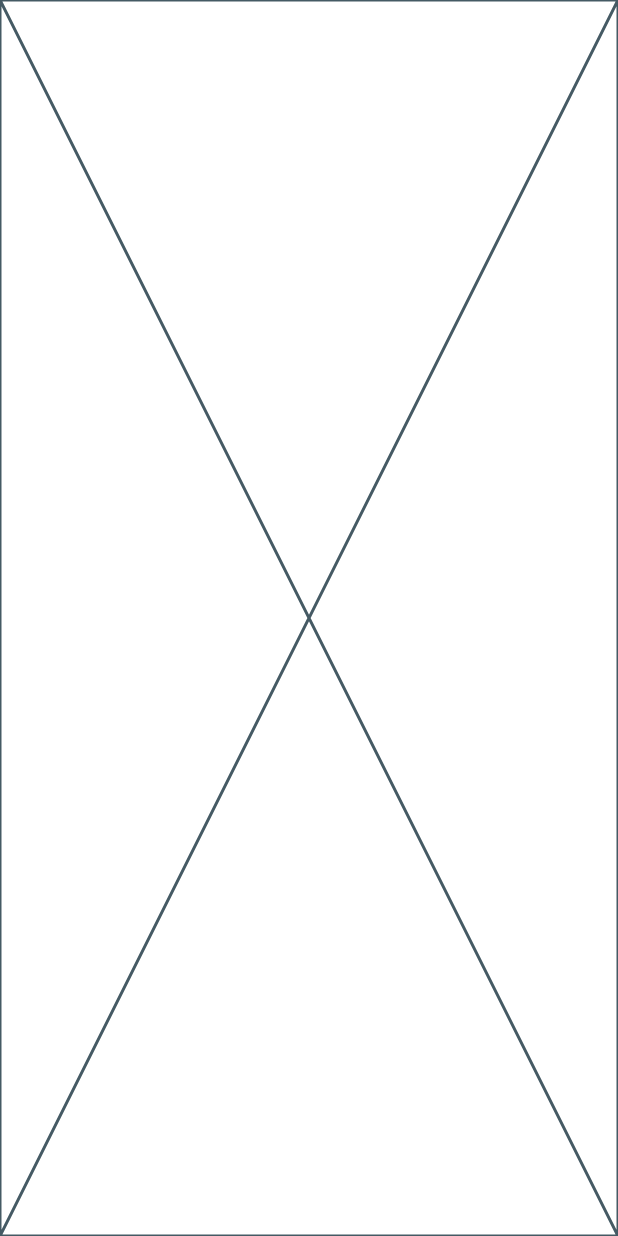
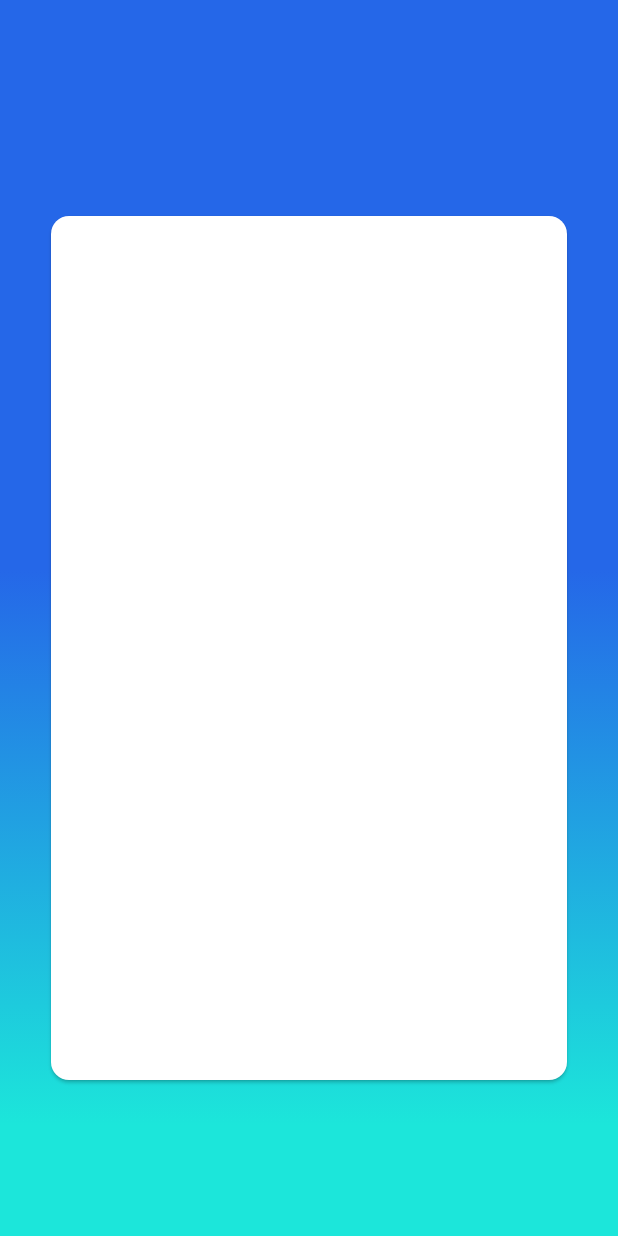
Before and after one commit to Ahmad61-6/flutter_tukitaki, a Flutter app: the screen it shows after launch, on a phone screen of 412 x 824 dp. Run offline on Flutter 3.47's test engine with Material 3 defaults, Android fonts, the phone set to English and light mode, and no system bars; our stand-ins replace bloc, equatable, firebase_core, flutter_bloc, get, image_picker; accounts and stored records are empty; generated files the repository leaves out were written again.

Commit message:
design add on auth module

```diff
--- /dev/null
+++ b/firebase_code/lib/app/modules/auth/screens/login_screen.dart
@@ -0,0 +1,33 @@
+import 'package:flutter/material.dart';
+
+import '../../../shared/widgets/auth/auth_scaffold_background.dart';
+
+class LoginScreen extends StatefulWidget {
+  const LoginScreen({super.key});
+
+  @override
+  State<LoginScreen> createState() => _LoginScreenState();
+}
+
+class _LoginScreenState extends State<LoginScreen> {
+  @override
+  Widget build(BuildContext context) {
+    return Scaffold(
+      body: Stack(
+        children: [
+          AuthScaffoldBackground(),
+          Positioned(
+            top: 140,
+            bottom: 100,
+            left: 30,
+            right: 30,
+            child: Card(
+              color: Colors.white,
+              child: Column(children: []),
+            ),
+          ),
+        ],
+      ),
+    );
+  }
+}
--- /dev/null
+++ b/firebase_code/lib/app/shared/constants/app_colors.dart
@@ -0,0 +1,6 @@
+import 'dart:ui';
+
+class AppColors {
+  static const Color scaffoldBackgroundLinearStartColor = Color(0xFF2567E8);
+  static const Color scaffoldBackgroundLinearEndColor = Color(0xFF1CE6DA);
+}
--- /dev/null
+++ b/firebase_code/lib/app/shared/widgets/auth/auth_scaffold_background.dart
@@ -0,0 +1,24 @@
+import 'package:flutter/material.dart';
+
+import '../../constants/app_colors.dart';
+
+class AuthScaffoldBackground extends StatelessWidget {
+  const AuthScaffoldBackground({super.key});
+
+  @override
+  Widget build(BuildContext context) {
+    return Container(
+      decoration: BoxDecoration(
+        gradient: LinearGradient(
+          colors: [
+            AppColors.scaffoldBackgroundLinearStartColor,
+            AppColors.scaffoldBackgroundLinearEndColor,
+          ],
+          begin: Alignment.topCenter,
+          end: Alignment.bottomCenter,
+          stops: const [0.46, 0.91],
+        ),
+      ),
+    );
+  }
+}
--- a/firebase_code/lib/main.dart
+++ b/firebase_code/lib/main.dart
@@ -1,6 +1,20 @@
+import 'package:firebase_code/app/modules/auth/screens/login_screen.dart';
+import 'package:firebase_code/firebase_options.dart';
+import 'package:firebase_core/firebase_core.dart';
 import 'package:flutter/material.dart';
+import 'package:get/get.dart';
 
-void main() {
+void main() async {
+  WidgetsFlutterBinding.ensureInitialized();
+  try {
+    Firebase.initializeApp(options: DefaultFirebaseOptions.currentPlatform);
+  } catch (e) {
+    Get.snackbar(
+      'Internal error',
+      "Something went wrong in out side. Sorry for the inconvenience.",
+    );
+    debugPrint("___---___>> Firebase initialization error: $e ___---___>>");
+  }
   runApp(const MyApp());
 }
 
@@ -9,6 +23,9 @@ class MyApp extends StatelessWidget {
 
   @override
   Widget build(BuildContext context) {
-    return const Placeholder();
+    return GetMaterialApp(
+      debugShowCheckedModeBanner: false,
+      home: const LoginScreen(),
+    );
   }
 }
--- a/firebase_code/pubspec.yaml
+++ b/firebase_code/pubspec.yaml
@@ -34,6 +34,8 @@ dependencies:
   # The following adds the Cupertino Icons font to your application.
   # Use with the CupertinoIcons class for iOS style icons.
   cupertino_icons: ^1.0.8
+  get: ^4.7.2
+  firebase_core: ^4.2.0
 
 dev_dependencies:
   flutter_test:
```
Also changed, not shown: firebase_code/lib/app/modules/auth/screens/password_recovery_screen.dart (added), firebase_code/lib/app/modules/auth/screens/signup_screen.dart (added), firebase_code/lib/app/routes/app_pages.dart (added), firebase_code/lib/app/routes/app_routes.dart (added), firebase_code/pubspec.lock, 4 other files.
